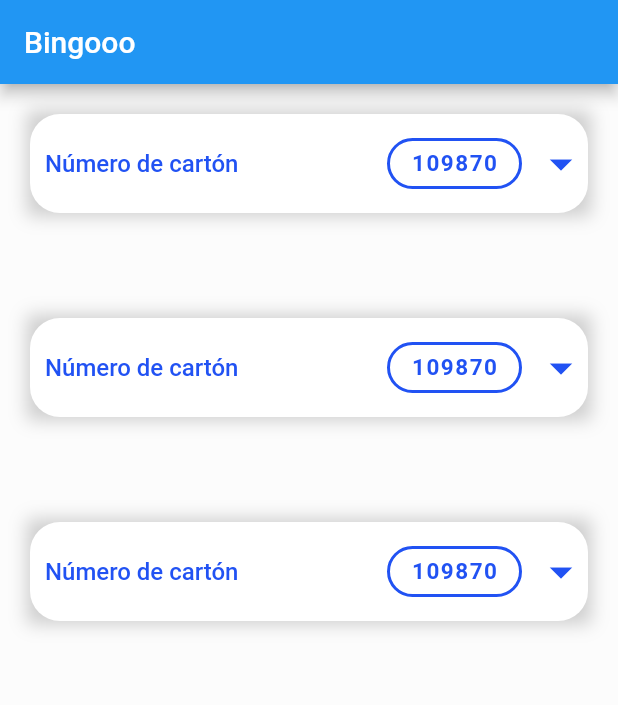
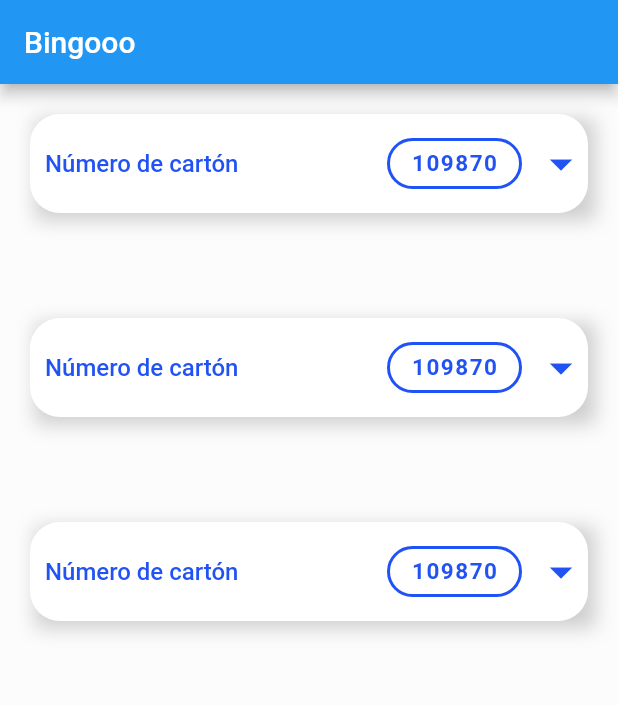
Before and after one commit to flourdes/folding_cardboard, a Flutter app: the screen it shows after launch, on a phone screen of 412 x 824 dp. Shown: the top 705 px of the screen. Run offline on Flutter 3.47's test engine with Material 2 defaults, Android fonts, the phone set to English and light mode, and no system bars.

```diff
--- a/lib/folding_cardboard_component_custom.dart
+++ b/lib/folding_cardboard_component_custom.dart
@@ -101,9 +101,9 @@ class _FoldingCardboardComponentCustomState
       decoration: BoxDecoration(boxShadow: [
         BoxShadow(
           color: Colors.grey.withOpacity(0.5),
-          spreadRadius: 2,
-          blurRadius: 9,
-          offset: const Offset(0, 0),
+          spreadRadius: 1,
+          blurRadius: 10,
+          offset: const Offset(4, 4),
         ),
       ]),
       child: GestureDetector(
```
